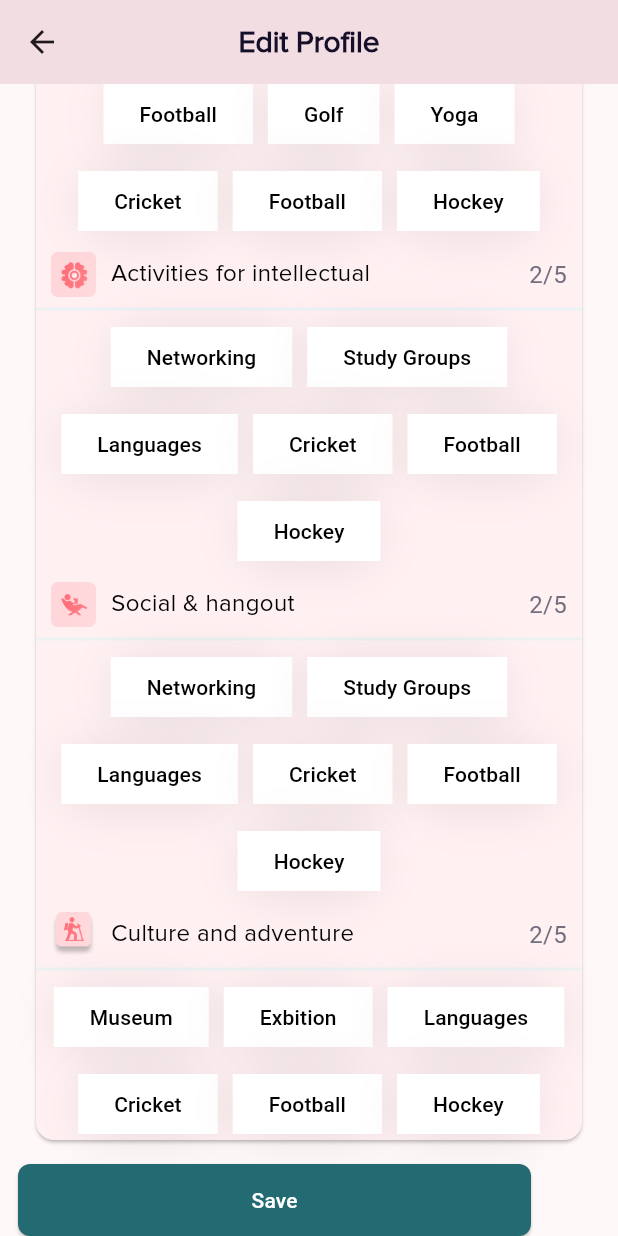
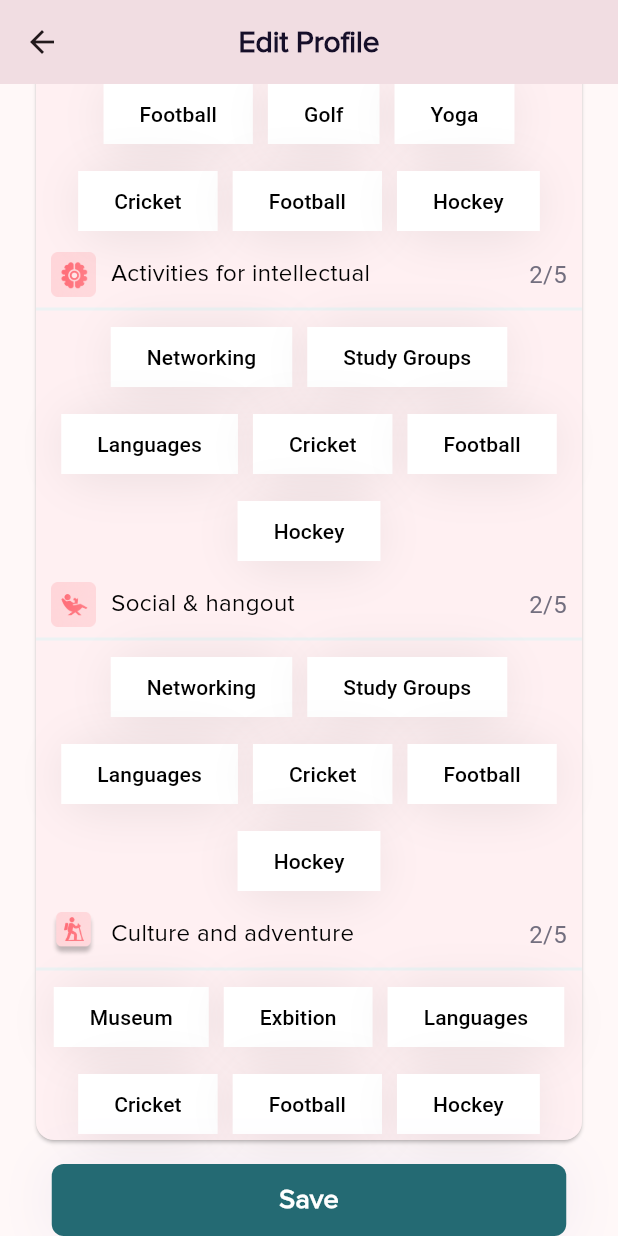
Before and after one commit to fwdAndroid/join-again, a Flutter app: the EditProfile screen opened directly, scrolled down 576 dp, on a phone screen of 412 x 824 dp. Run offline on Flutter 3.47's test engine with Material 2 defaults, Android fonts, the phone set to English and light mode, and no system bars; drawn by our look-alikes of group_button; our stand-ins replace animated_splash_screen, cloud_firestore, country_code_picker, file_picker, firebase_auth, firebase_core and 15 more; missing offline and left inert: encrypt, flutter_google_places_hoc081098, google_api_headers, google_maps_webservice, paginate_firestore, phone_form_field; accounts and stored records are empty; network calls fail.

Commit message:
Internal Button Change As Direction Given

```diff
--- a/lib/screens/settings/edit_profile.dart
+++ b/lib/screens/settings/edit_profile.dart
@@ -5,6 +5,7 @@ import 'package:firebase_auth/firebase_auth.dart';
 import 'package:flutter/material.dart';
 import 'package:group_button/group_button.dart';
 import 'package:image_picker/image_picker.dart';
+import 'package:join/widgets/buttons.dart';
 import 'package:join/widgets/image_uploading_widget.dart';
 
 import '../custom_navbar/custom_navbar.dart';
@@ -506,16 +507,8 @@ class _EditProfileState extends State<EditProfile> {
                     ),
                     Container(
                       margin: const EdgeInsets.all(12),
-                        child: ElevatedButton(
-                          style: ElevatedButton.styleFrom(
-                              backgroundColor: const Color(0xff246A73),
-                              fixedSize: const Size(342, 48),
-                              shape: RoundedRectangleBorder(
-                                  borderRadius: BorderRadius.circular(8))),
+                      child: JoinButton(
                         onPressed: () async {
-                            // String photoURL = await StorageMethods()
-                            //     .uploadImageToStorage(
-                            //         'ProfilePics', _image, false);
                           FirebaseFirestore.instance
                               .collection("users")
                               .doc(FirebaseAuth.instance.currentUser!.uid)
@@ -531,11 +524,9 @@ class _EditProfileState extends State<EditProfile> {
                             ),
                           );
                         },
-                          child: Text(
-                            "Save",
-                            style: TextStyle(color: Colors.white),
+                        title: 'Save',
                       ),
-                        ))
+                    ),
                   ]);
             }),
       ),
--- a/lib/widgets/buttons.dart
+++ b/lib/widgets/buttons.dart
@@ -4,7 +4,8 @@ class AuthButton extends StatelessWidget {
   final Function()? onPressed;
   final String? title;
   final String? image;
-  const AuthButton({Key? key, this.onPressed, this.title, this.image}) : super(key: key);
+  const AuthButton({Key? key, this.onPressed, this.title, this.image})
+      : super(key: key);
 
   @override
   Widget build(BuildContext context) {
@@ -15,7 +16,10 @@ class AuthButton extends StatelessWidget {
           height: 53,
           width: 343,
           decoration: BoxDecoration(
-            boxShadow: [BoxShadow(blurRadius: 30, color: Color(0xff8377C6).withOpacity(.11))],
+            boxShadow: [
+              BoxShadow(
+                  blurRadius: 30, color: Color(0xff8377C6).withOpacity(.11))
+            ],
             borderRadius: BorderRadius.circular(12),
             gradient: const LinearGradient(
               colors: [Colors.white, Colors.white],
@@ -34,7 +38,11 @@ class AuthButton extends StatelessWidget {
               ),
               Text(
                 "$title",
-                style: const TextStyle(color: Color(0xff160F29), fontWeight: FontWeight.w600, fontSize: 18, fontFamily: "ProximaNova"),
+                style: const TextStyle(
+                    color: Color(0xff160F29),
+                    fontWeight: FontWeight.w600,
+                    fontSize: 18,
+                    fontFamily: "ProximaNova"),
               )
             ],
           ),
@@ -43,3 +51,50 @@ class AuthButton extends StatelessWidget {
     );
   }
 }
+
+//Join Button Class
+class JoinButton extends StatelessWidget {
+  final Function()? onPressed;
+  final String? title;
+  const JoinButton({
+    Key? key,
+    this.onPressed,
+    this.title,
+  }) : super(key: key);
+
+  @override
+  Widget build(BuildContext context) {
+    return InkWell(
+      onTap: onPressed ?? () {},
+      child: Center(
+        child: Container(
+          height: 48,
+          width: 343,
+          decoration: BoxDecoration(
+            boxShadow: [
+              BoxShadow(
+                  blurRadius: 30, color: Color(0xff8377C6).withOpacity(.11))
+            ],
+            borderRadius: BorderRadius.circular(8),
+            gradient: const LinearGradient(
+              colors: [Color(0xff246A73), Color(0xff246A73)],
+            ),
+          ),
+          child: Row(
+            mainAxisAlignment: MainAxisAlignment.center,
+            children: [
+              Text(
+                "$title",
+                style: const TextStyle(
+                    color: Colors.white,
+                    fontWeight: FontWeight.w600,
+                    fontSize: 18,
+                    fontFamily: "ProximaNova"),
+              )
+            ],
+          ),
+        ),
+      ),
+    );
+  }
+}
```
Also changed, not shown: lib/screens/activities/activities_details/detail.page.dart (+6 -21 lines), lib/screens/activities/activity/map_screen_activity.dart (+9 -18 lines), lib/screens/activities/activity/next_activity_page.dart (+6 -13 lines), lib/screens/activities/create_activity.dart (+7 -14 lines), lib/screens/settings/app_setting.dart (+20 -11 lines). Lines whose indentation alone changed are shown as unchanged.
